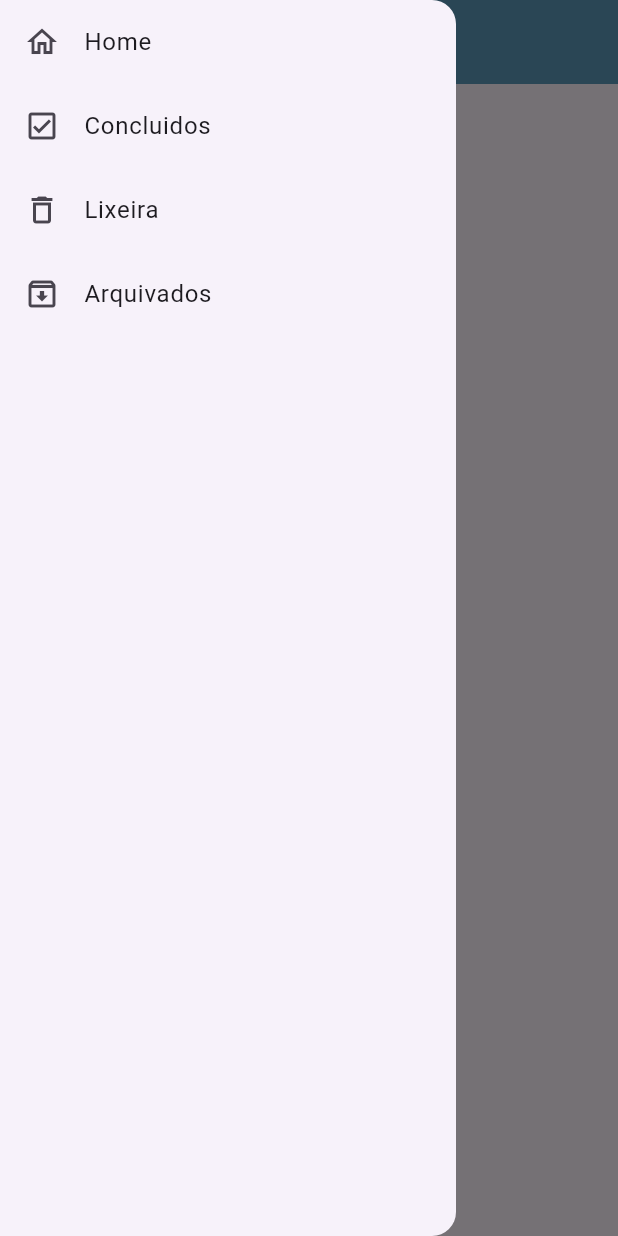
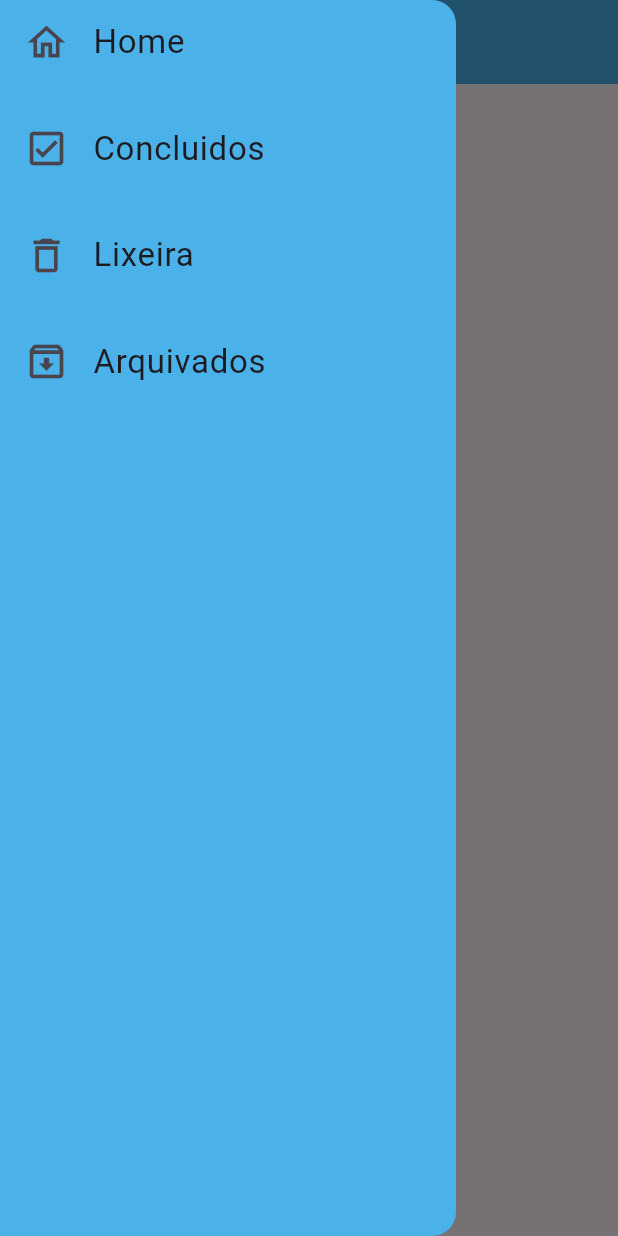
Before and after one commit to b4rradas/app_notasorg, a Flutter app: the HomeView screen opened by its route, with the side drawer open, on a phone screen of 412 x 824 dp. Run offline on Flutter 3.47's test engine with Material 3 defaults, Android fonts, the light colour scheme and no system bars; our stand-ins replace device_preview, get_it, google_fonts.

Commit message:
atualizando SideBar

```diff
--- a/lib/main.dart
+++ b/lib/main.dart
@@ -6,6 +6,7 @@ import 'package:app_notasorg/view/login_view.dart';
 import 'package:device_preview/device_preview.dart';
 import 'package:flutter/material.dart';
 import 'package:get_it/get_it.dart';
+
 
 final g = GetIt.instance;
 
--- a/lib/view/home_view.dart
+++ b/lib/view/home_view.dart
@@ -1,4 +1,5 @@
 import 'package:flutter/material.dart';
+import 'package:google_fonts/google_fonts.dart';
 
 class HomeView extends StatelessWidget {
   const HomeView({super.key});
@@ -8,7 +9,7 @@ class HomeView extends StatelessWidget {
     return Scaffold(
       appBar: AppBar(
         title: Text('Geral'),
-        backgroundColor: const Color.fromARGB(255, 91, 153, 186),
+        backgroundColor: const Color.fromARGB(255, 74, 177, 233),
         ),
       drawer: const NavigationDrawer()
     );
@@ -20,6 +21,7 @@ class NavigationDrawer extends StatelessWidget {
 
   @override
   Widget build(BuildContext context) => Drawer(
+    backgroundColor: const Color.fromARGB(255, 74, 177, 233),
     child: SingleChildScrollView(
         child: Column(
           crossAxisAlignment: CrossAxisAlignment.stretch,
@@ -37,26 +39,28 @@ class NavigationDrawer extends StatelessWidget {
     ),
   );
 
-  Widget buildMenuItens(BuildContext context) => Column(
+  Widget buildMenuItens(BuildContext context) => Wrap(
+    runSpacing: 15,
     children: [
       ListTile(
-        leading: const Icon(Icons.home_outlined),
-        title: const Text('Home'),
+        leading: Icon(Icons.home_outlined, size: 30,),
+        title: Text(
+          'Home', style: TextStyle(fontSize: 22),),
         onTap: () {},
       ),
       ListTile(
-        leading: const Icon(Icons.check_box_outlined),
-        title: const Text('Concluidos'),
+        leading: const Icon(Icons.check_box_outlined, size: 30,),
+        title: const Text('Concluidos', style: TextStyle(fontSize: 22),),
         onTap: () {},
       ),
       ListTile(
-        leading: const Icon(Icons.delete_outline),
-        title: const Text('Lixeira'),
+        leading: const Icon(Icons.delete_outline, size: 30,),
+        title: const Text('Lixeira', style: TextStyle(fontSize: 22),),
         onTap: () {},
       ),
       ListTile(
-        leading: const Icon(Icons.archive_outlined),
-        title: const Text('Arquivados'),
+        leading: const Icon(Icons.archive_outlined, size: 30,),
+        title: const Text('Arquivados', style: TextStyle(fontSize: 22),),
         onTap: () {},
       )
     ],
--- a/pubspec.yaml
+++ b/pubspec.yaml
@@ -11,6 +11,7 @@ dependencies:
     sdk: flutter
   device_preview: ^1.2.0
   get_it: ^8.0.3
+  google_fonts: ^6.2.1
 
 dev_dependencies:
   flutter_test:
```
Also changed, not shown: pubspec.lock, 1 other file.
